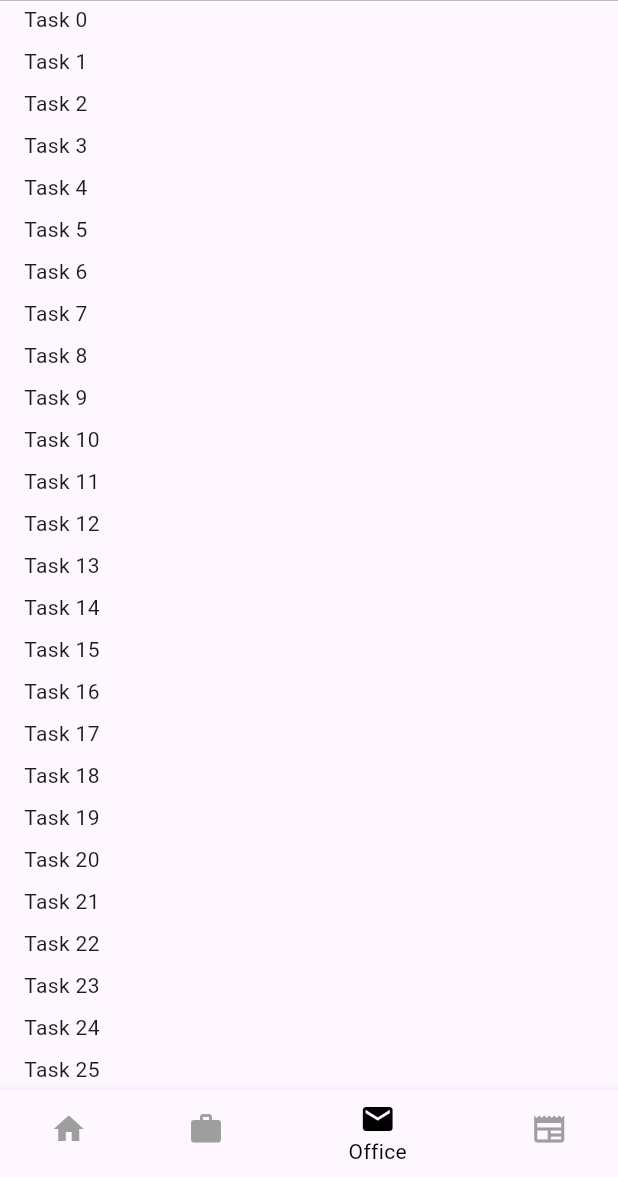
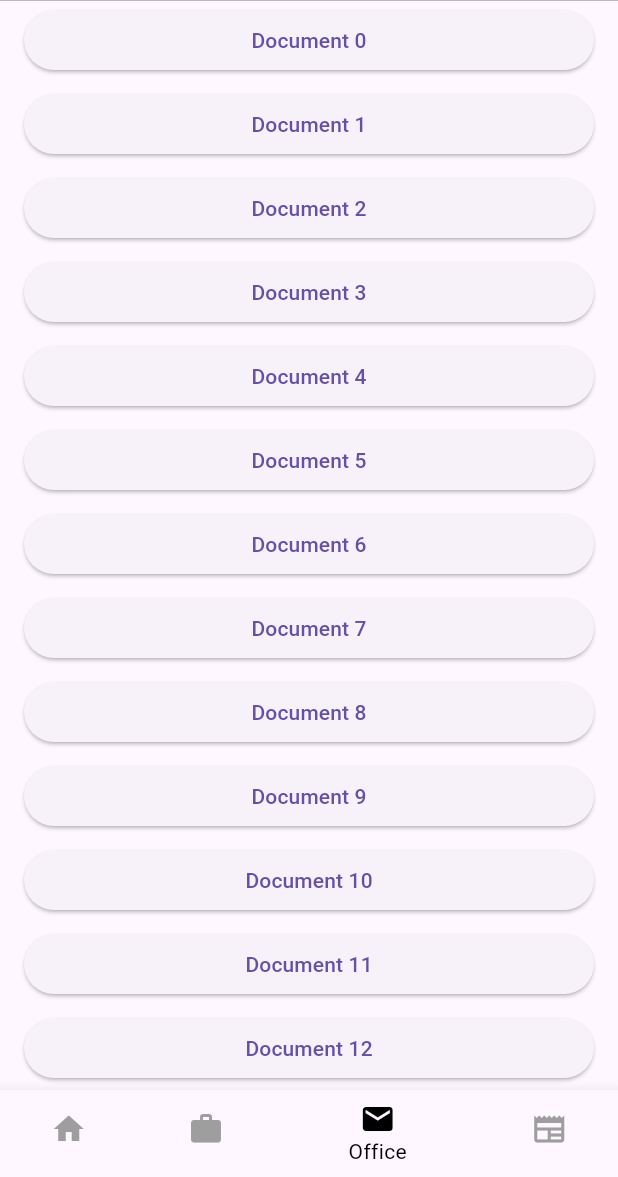
Before and after one commit to ike20013/nav_experimental, a Flutter app: the TasksPage screen opened by its route, on a phone screen of 412 x 824 dp, the part 59-1236 px from its top. Run offline on Flutter 3.47's test engine with Material 3 defaults, Android fonts, the light colour scheme and no system bars; our stand-ins replace go_router.

Commit message:
доработки табов

```diff
--- a/lib/routes/routes.dart
+++ b/lib/routes/routes.dart
@@ -102,18 +102,11 @@ final shellRouter = GoRouter(
           initialLocation: '/office/documents',
           navigatorKey: _officeNavigatorKey,
           routes: [
-            GoRoute(
-              name: 'office',
-              path: '/office',
-              builder: (context, state) => const Scaffold(),
-              routes: [
             StatefulShellRoute(
               parentNavigatorKey: _officeNavigatorKey,
-                  builder: (context, state, officeNavigationShell) =>
-                      officeNavigationShell,
-                  navigatorContainerBuilder:
-                      (context, officeNavigationShell, children) => OfficePage(
-                    officeNavigationShell: officeNavigationShell,
+              builder: (context, state, officeNavigationShell) => officeNavigationShell,
+              navigatorContainerBuilder: (context, officeNavigationShell, children) => OfficePage(
+                navigationShell: officeNavigationShell,
                 children: children,
               ),
               branches: [
@@ -121,7 +114,7 @@ final shellRouter = GoRouter(
                   observers: [MyNavObserver()],
                   routes: [
                     GoRoute(
-                          path: 'documents',
+                      path: '/office/documents',
                       name: 'documents',
                       onExit: (context, state) async {
                         log('dreamly popped');
@@ -139,8 +132,7 @@ final shellRouter = GoRouter(
 
                             return true;
                           },
-                              builder: (context, state) =>
-                                  const DocumentsDetailsPage(),
+                          builder: (context, state) => const DocumentsDetailsPage(),
                         ),
                       ],
                     ),
@@ -150,7 +142,7 @@ final shellRouter = GoRouter(
                   observers: [MyNavObserver()],
                   routes: [
                     GoRoute(
-                          path: 'tasks',
+                        path: '/office/tasks',
                         name: 'tasks',
                         onExit: (context, state) async {
                           log('dreamly popped');
@@ -158,9 +150,19 @@ final shellRouter = GoRouter(
                           return true;
                         },
                         builder: (context, state) => const TasksPage(),
+                        routes: [
+                          GoRoute(
+                            parentNavigatorKey: _officeNavigatorKey,
+                            path: 'task_details',
+                            name: 'task_details',
+                            onExit: (context, state) async {
+                              log('dreamly popped');
+
+                              return true;
+                            },
+                            builder: (context, state) => const DocumentsDetailsPage(),
                           ),
-                      ],
-                    ),
+                        ]),
                   ],
                 ),
               ],
--- a/lib/screens/news/dynamic_tab_bar.dart
+++ b/lib/screens/news/dynamic_tab_bar.dart
@@ -59,9 +59,8 @@ class _DynamicTabBarState extends State<DynamicTabBar> with SingleTickerProvider
 
       final int index = widget.categories.indexWhere((c) => c == uriCategory);
 
-      if (index != -1 && index != _tabController.index) {
-        log('update');
-        _tabController.animateTo(index);
+      if (index != _tabController.index) {
+        _tabController.animateTo(index != -1 ? index : 0);
       }
     }
   }
--- a/lib/screens/office/office_page.dart
+++ b/lib/screens/office/office_page.dart
@@ -1,60 +1,80 @@
-import 'dart:developer';
-
 import 'package:flutter/material.dart';
 import 'package:go_router/go_router.dart';
 import 'package:navigation_experimental/screens/office/documents_page.dart';
 import 'package:navigation_experimental/screens/office/tasks_page.dart';
 import 'package:navigation_experimental/widgets/sliver_tab_bar.dart';
 
-class OfficePage extends StatelessWidget {
-  final StatefulNavigationShell officeNavigationShell;
+class OfficePage extends StatefulWidget {
+  final StatefulNavigationShell navigationShell;
   final List<Widget> children;
 
   const OfficePage({
     super.key,
-    required this.officeNavigationShell,
+    required this.navigationShell,
     required this.children,
   });
 
   @override
-  Widget build(BuildContext context) {
+  State<OfficePage> createState() => _OfficePageState();
+}
 
-    return DefaultTabController(
-      length: children.length,
-      initialIndex: officeNavigationShell.currentIndex,
-      child: Builder(
-        builder: (context) {
-          final tabController = DefaultTabController.of(context);
+class _OfficePageState extends State<OfficePage> with SingleTickerProviderStateMixin {
+  late final TabController _tabController;
 
-          tabController.index = officeNavigationShell.currentIndex;
+  @override
+  void initState() {
+    super.initState();
 
-          tabController.addListener(() {
-            if (tabController.previousIndex != tabController.index) {
-              officeNavigationShell.goBranch(
-                tabController.index,
-                initialLocation: tabController.index == officeNavigationShell.currentIndex,
+    _tabController = TabController(
+      length: 2,
+      vsync: this,
+      initialIndex: widget.navigationShell.currentIndex,
+    )..addListener(() {
+        if (!_tabController.indexIsChanging) {
+          if (_tabController.index != widget.navigationShell.currentIndex) {
+            widget.navigationShell.goBranch(
+              _tabController.index,
+              initialLocation: _tabController.index == widget.navigationShell.currentIndex,
             );
           }
+        }
       });
+  }
 
+  @override
+  void didUpdateWidget(covariant OfficePage oldWidget) {
+    super.didUpdateWidget(oldWidget);
+    if (!_tabController.indexIsChanging) {
+      if (widget.navigationShell.currentIndex != _tabController.index) {
+        _tabController.animateTo(widget.navigationShell.currentIndex);
+      }
+    }
+  }
+
+  @override
+  Widget build(BuildContext context) {
+    return Builder(
+      builder: (context) {
         return NestedScrollView(
             headerSliverBuilder: (context, innerBoxIsScrolled) => [
-              SliverTabBar(tabs: const [
+                  SliverTabBar(
+                    tabs: const [
                       Tab(text: 'Documents'),
                       Tab(text: 'Tasks'),
-              ], controller: tabController),
+                    ],
+                    controller: _tabController,
+                  ),
                 ],
             body: TabBarView(
-          controller: tabController,
+              controller: _tabController,
               children: const [
                 // Tab1
-            DocumentsPage(),
+                DocumentsPage(key: PageStorageKey('documents')),
                 // Tab 2
-            TasksPage()
+                TasksPage(key: PageStorageKey('tasks'))
               ],
             ));
       },
-      ),
     );
   }
 }
--- a/lib/screens/office/tasks_page.dart
+++ b/lib/screens/office/tasks_page.dart
@@ -1,4 +1,5 @@
 import 'package:flutter/material.dart';
+import 'package:go_router/go_router.dart';
 
 class TasksPage extends StatelessWidget {
   const TasksPage({super.key});
@@ -11,9 +12,8 @@ class TasksPage extends StatelessWidget {
         SliverPadding(
           padding: const EdgeInsets.symmetric(horizontal: 16),
           sliver: SliverList.separated(
-            itemBuilder: (context, index) => GestureDetector(
-                // onTap: () => context.goNamed('newsDetail', pathParameters: {'id': '$index'}),
-                child: Text('Task $index')),
+            itemBuilder: (context, index) => ElevatedButton(
+                onPressed: () => context.goNamed('task_details'), child: Text('Document $index')),
             itemCount: 100,
             separatorBuilder: (context, index) => const SizedBox(height: 8),
           ),
```
Lines whose indentation alone changed are shown as unchanged.
